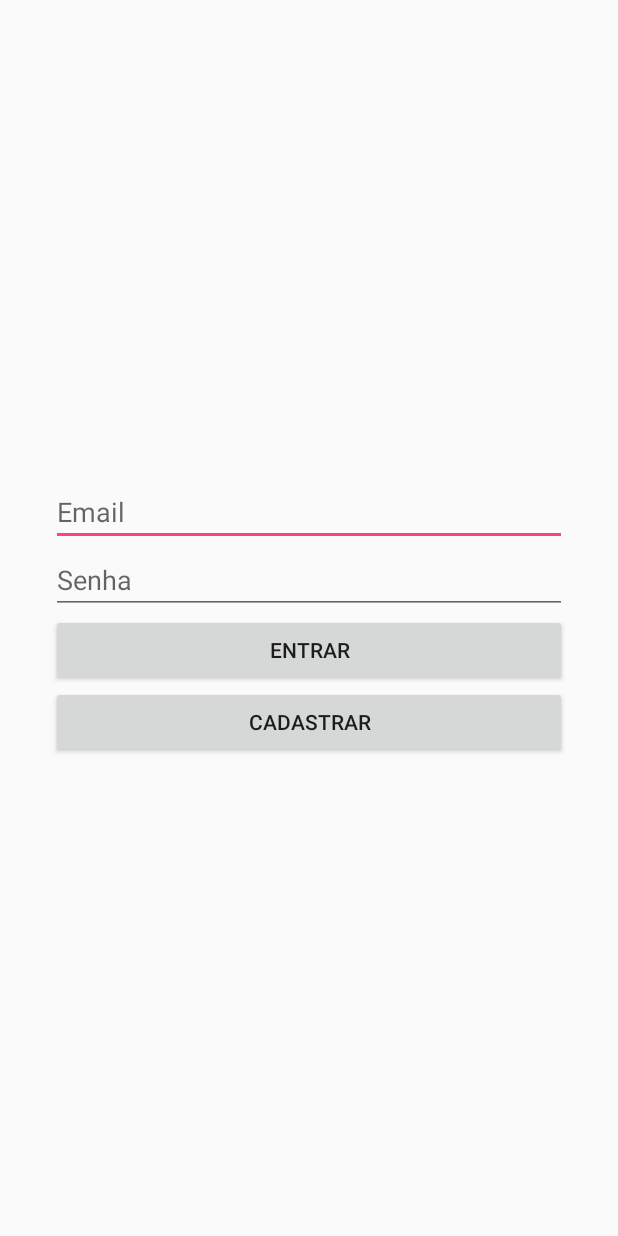
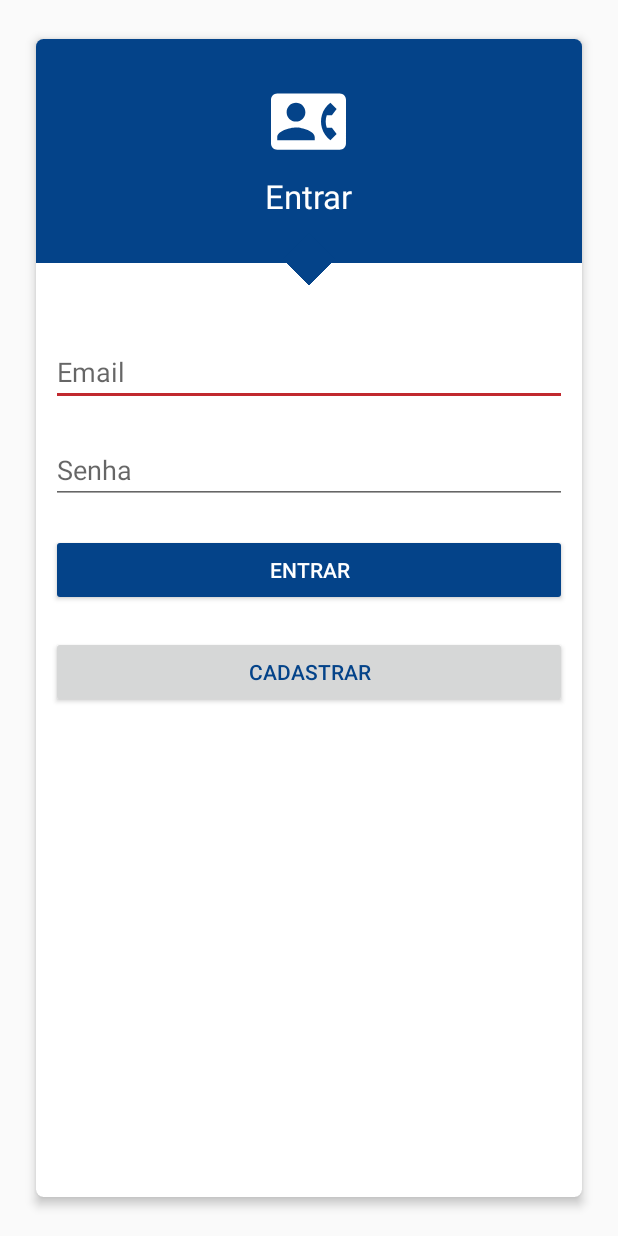
Before and after one commit to rebecaalbuquerque/agenda-telefonica-nati, an Android app: the layout activity_main.xml on its own in the app's theme, with its tools: preview values and no code run, on a phone screen of 412 x 824 dp. Run offline under Robolectric (Android 15) with nearby library versions, the phone set to English and light mode, and no system bars.

Commit message:
Alteração do layout da tela de login

```diff
--- a/app/build.gradle
+++ b/app/build.gradle
@@ -36,6 +36,7 @@ dependencies {
     androidTestImplementation 'com.android.support.test.espresso:espresso-core:3.0.2'
 
     implementation 'com.android.support:design:27.1.1'
+    implementation 'com.android.support:cardview-v7:27.1.1'
 
     implementation 'com.squareup.retrofit2:retrofit:2.4.0'
     implementation 'com.squareup.retrofit2:converter-gson:2.4.0'
--- a/app/src/main/AndroidManifest.xml
+++ b/app/src/main/AndroidManifest.xml
@@ -8,7 +8,8 @@
         android:label="@string/app_name"
         android:roundIcon="@mipmap/ic_launcher_round"
         android:supportsRtl="true"
-        android:theme="@style/AppTheme">
+        android:theme="@style/LoginActivityTheme">
+
         <activity android:name=".modules.auth.view.MainActivity">
             <intent-filter>
                 <action android:name="android.intent.action.MAIN" />
@@ -16,9 +17,10 @@
                 <category android:name="android.intent.category.LAUNCHER" />
             </intent-filter>
         </activity>
+
         <activity android:name=".modules.contacts.view.ContactsActivity" />
+
         <activity android:name=".modules.contacts.view.ContactDetailActivity" />
-        <activity android:name=".modules.contacts.view.ContactDetailActivity"></activity>
     </application>
 
 </manifest>
--- /dev/null
+++ b/app/src/main/res/drawable/ic_contact_phone_black_24dp.xml
@@ -0,0 +1,9 @@
+<vector xmlns:android="http://schemas.android.com/apk/res/android"
+        android:width="24dp"
+        android:height="24dp"
+        android:viewportWidth="24.0"
+        android:viewportHeight="24.0">
+    <path
+        android:fillColor="#FF000000"
+        android:pathData="M22,3L2,3C0.9,3 0,3.9 0,5v14c0,1.1 0.9,2 2,2h20c1.1,0 1.99,-0.9 1.99,-2L24,5c0,-1.1 -0.9,-2 -2,-2zM8,6c1.66,0 3,1.34 3,3s-1.34,3 -3,3 -3,-1.34 -3,-3 1.34,-3 3,-3zM14,18L2,18v-1c0,-2 4,-3.1 6,-3.1s6,1.1 6,3.1v1zM17.85,14h1.64L21,16l-1.99,1.99c-1.31,-0.98 -2.28,-2.38 -2.73,-3.99 -0.18,-0.64 -0.28,-1.31 -0.28,-2s0.1,-1.36 0.28,-2c0.45,-1.62 1.42,-3.01 2.73,-3.99L21,8l-1.51,2h-1.64c-0.22,0.63 -0.35,1.3 -0.35,2s0.13,1.37 0.35,2z"/>
+</vector>
--- /dev/null
+++ b/app/src/main/res/drawable/square.xml
@@ -0,0 +1,7 @@
+<shape
+    xmlns:android="http://schemas.android.com/apk/res/android"
+    android:shape="rectangle">
+
+    <solid android:color="@color/colorPrimaryDark"/>
+
+</shape>
--- a/app/src/main/res/layout/activity_main.xml
+++ b/app/src/main/res/layout/activity_main.xml
@@ -6,24 +6,69 @@
     android:layout_height="match_parent"
     tools:context=".modules.auth.view.MainActivity">
 
+    <android.support.v7.widget.CardView
+        android:layout_width="match_parent"
+        android:layout_height="match_parent"
+        android:layout_margin="20dp"
+        app:cardElevation="4dp"
+        app:cardCornerRadius="5dp"
+        app:cardPreventCornerOverlap="false"
+        app:cardUseCompatPadding="true">
+
+        <RelativeLayout
+            android:layout_width="match_parent"
+            android:layout_height="match_parent">
+
             <LinearLayout
-        android:layout_width="0dp"
+                android:id="@+id/authMainLinearLayout"
+                android:layout_width="match_parent"
                 android:layout_height="wrap_content"
-        android:padding="4dp"
-        android:layout_marginBottom="8dp"
-        android:layout_marginEnd="30dp"
-        android:layout_marginStart="30dp"
-        android:layout_marginTop="8dp"
+                android:background="@color/colorPrimaryDark"
+                android:padding="10dp"
                 android:orientation="vertical"
-        app:layout_constraintBottom_toBottomOf="parent"
-        app:layout_constraintEnd_toEndOf="parent"
-        app:layout_constraintStart_toStartOf="parent"
-        app:layout_constraintTop_toTopOf="parent">
+                android:gravity="center">
+
+                <ImageView
+                    android:src="@drawable/ic_contact_phone_black_24dp"
+                    android:tint="#fff"
+                    android:backgroundTint="@color/colorAccent"
+                    android:layout_marginTop="20dp"
+                    android:layout_width="50dp"
+                    android:layout_height="50dp" />
+
+                <TextView
+                    android:text="Entrar"
+                    android:textColor="#ffffff"
+                    android:textSize="22sp"
+                    android:layout_marginTop="10dp"
+                    android:layout_marginBottom="20dp"
+                    android:layout_width="wrap_content"
+                    android:layout_height="wrap_content" />
+
+            </LinearLayout>
+
+            <ImageView
+                android:id="@+id/loginArrow"
+                android:layout_width="25dp"
+                android:layout_height="25dp"
+                android:rotation="45"
+                android:layout_marginTop="-15dp"
+                android:src="@drawable/square"
+                android:layout_centerHorizontal="true"
+                android:layout_below="@id/authMainLinearLayout"/>
+
+            <LinearLayout
+                android:layout_width="match_parent"
+                android:layout_height="wrap_content"
+                android:layout_below="@id/loginArrow"
+                android:layout_marginTop="30dp"
+                android:orientation="vertical">
 
                 <EditText
                     android:id="@+id/txtAuthEmail"
                     android:layout_width="match_parent"
                     android:layout_height="wrap_content"
+                    android:layout_margin="10dp"
                     android:hint="Email"
                     android:inputType="textEmailAddress" />
 
@@ -31,21 +76,36 @@
                     android:id="@+id/txtAuthSenha"
                     android:layout_width="match_parent"
                     android:layout_height="wrap_content"
+                    android:layout_margin="10dp"
                     android:hint="Senha"
-            android:inputType="textPassword" />
+                    android:inputType="textPassword"
+                    />
 
                 <Button
                     android:id="@+id/btnAuthLogin"
                     android:layout_width="match_parent"
                     android:layout_height="wrap_content"
-            android:text="@string/btnLogin" />
+                    android:layout_margin="10dp"
+                    android:backgroundTint="@color/colorPrimaryDark"
+                    android:text="@string/btnLogin"
+                    android:textColor="#fff"/>
 
                 <Button
                     android:id="@+id/btnAuthCadastrar"
                     android:layout_width="match_parent"
                     android:layout_height="wrap_content"
+                    android:layout_margin="10dp"
+                    android:textColor="@color/colorPrimaryDark"
                     android:text="@string/btnCadastrar" />
 
             </LinearLayout>
 
+
+        </RelativeLayout>
+
+    </android.support.v7.widget.CardView>
+
+
+
+
 </android.support.constraint.ConstraintLayout>
--- a/app/src/main/res/values/colors.xml
+++ b/app/src/main/res/values/colors.xml
@@ -1,6 +1,8 @@
 <?xml version="1.0" encoding="utf-8"?>
 <resources>
-    <color name="colorPrimary">#3F51B5</color>
-    <color name="colorPrimaryDark">#303F9F</color>
-    <color name="colorAccent">#FF4081</color>
+    <color name="colorPrimary">#3066BE</color>
+    <color name="colorPrimaryDark">#044389</color>
+    <color name="colorAccent">#c1292e</color>
+    <color name="colorSecondaryAccent">#f1d302</color>
+    <color name="colorSecondaryAccentLight">#fcff4b</color>
 </resources>
--- a/app/src/main/res/values/styles.xml
+++ b/app/src/main/res/values/styles.xml
@@ -8,4 +8,13 @@
         <item name="colorAccent">@color/colorAccent</item>
     </style>
 
+    <style name="LoginActivityTheme" parent="Theme.AppCompat.Light.NoActionBar">
+        <item name="windowNoTitle">true</item>
+        <item name="windowActionBar">false</item>
+
+        <item name="colorPrimary">@color/colorPrimary</item>
+        <item name="colorPrimaryDark">@color/colorPrimaryDark</item>
+        <item name="colorAccent">@color/colorAccent</item>
+    </style>
+
 </resources>
```
Also changed, not shown: app/src/main/res/drawable/img_authentication.png (added). Lines whose indentation alone changed are shown as unchanged.
